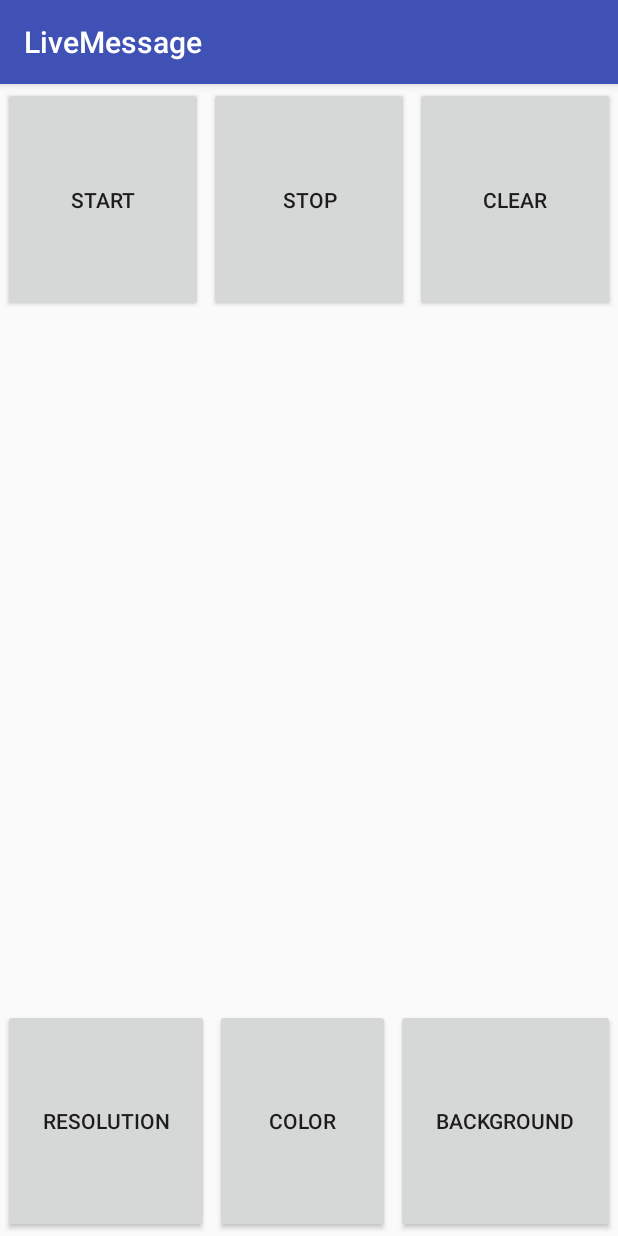
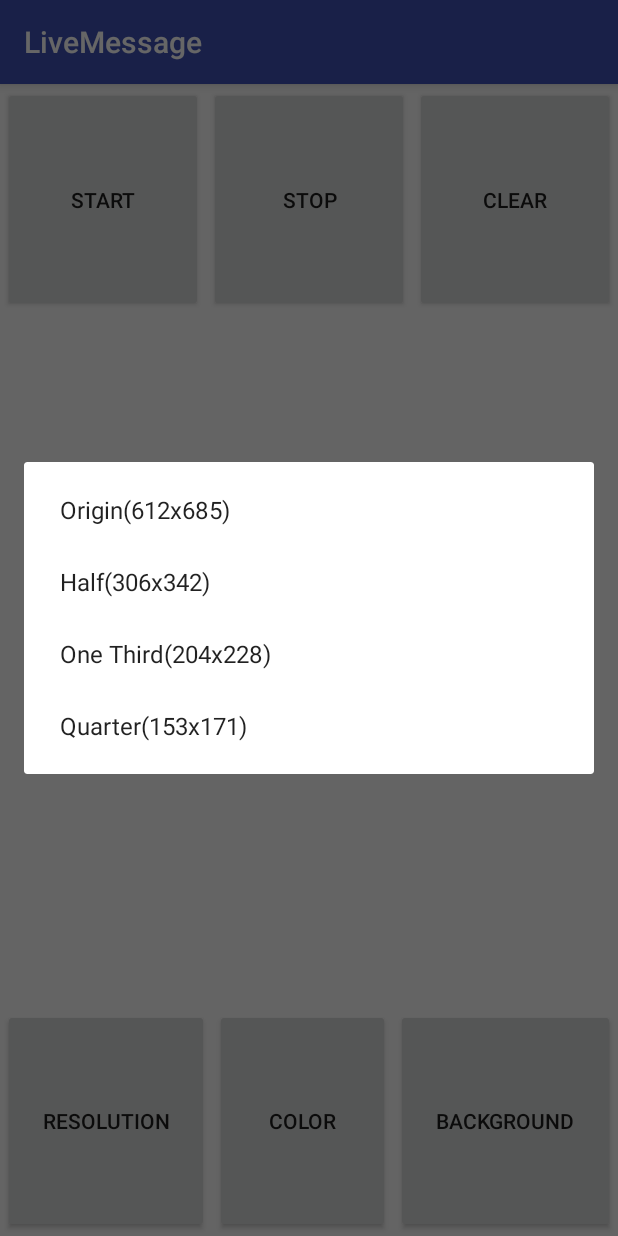
Before and after one commit to Kuanlin-Chen/LiveMessage, an Android app: the screen it shows after launch (MainActivity), after a tap on "RESOLUTION", on a phone screen of 412 x 824 dp. Run offline under Robolectric (Android 15) with nearby library versions, the phone set to English and light mode, and no system bars.

Commit message:
1) Add the function of button_resolution 2) Add getResolution() in PaintView 3) Add setRate() in Recorder

```diff
--- a/app/src/main/java/chen/kuanlin/livemessage/MainActivity.java
+++ b/app/src/main/java/chen/kuanlin/livemessage/MainActivity.java
@@ -12,7 +12,6 @@ import android.support.v7.app.AppCompatActivity;
 import android.os.Bundle;
 import android.util.Log;
 import android.view.View;
-import android.view.ViewGroup;
 import android.widget.Button;
 
 public class MainActivity extends AppCompatActivity {
@@ -24,6 +23,8 @@ public class MainActivity extends AppCompatActivity {
     private Recorder recorder;
     private Thread thread;
 
+    private int user_rate = 4;
+    private String[] rateList;
     private static boolean isRecording = false;
     private static final int MY_PERMISSIONS_REQUEST_READ_CONTACTS = 100;
     private boolean debugmode = true;
@@ -41,6 +42,8 @@ public class MainActivity extends AppCompatActivity {
         button_color = (Button)findViewById(R.id.button_color);
         button_background = (Button)findViewById(R.id.button_background);
 
+        //create an instance of Recorder
+        //recorder = new Recorder(getApplicationContext(), paintView);
         checkPermission();
 
         button_start.setOnClickListener(new View.OnClickListener() {
@@ -50,6 +53,7 @@ public class MainActivity extends AppCompatActivity {
                 if(!isRecording){
                     isRecording = true;
                     recorder = new Recorder(getApplicationContext(), paintView);
+                    recorder.setRate(user_rate);
                     thread = new Thread(recorder);
                     thread.start();
                 }else {
@@ -87,6 +91,29 @@ public class MainActivity extends AppCompatActivity {
             @Override
             public void onClick(View v) {
                 if(debugmode)Log.e(TAG, "button_resolution");
+                AlertDialog.Builder select_rate = new AlertDialog.Builder(MainActivity.this).
+                        setItems(rateList = paintView.getResolution(),
+                                new DialogInterface.OnClickListener() {
+                                    @Override
+                                    public void onClick(DialogInterface dialog, int which) {
+                                        switch (which){
+                                            case 0:
+                                                user_rate = 1;
+                                                break;
+                                            case 1:
+                                                user_rate = 2;
+                                                break;
+                                            case 2:
+                                                user_rate = 3;
+                                                break;
+                                            case 3:
+                                                user_rate = 4;
+                                                break;
+                                        }
+                                    }
+                                });
+                select_rate.show();
+                //recorder.setRate(user_rate);
             }
         });
 
--- a/app/src/main/java/chen/kuanlin/livemessage/PaintView.java
+++ b/app/src/main/java/chen/kuanlin/livemessage/PaintView.java
@@ -24,6 +24,8 @@ public class PaintView extends View{
     private float pre_y;
     private float mCurveEndX;
     private float mCurveEndY;
+    private int widthPixels;
+    private int heightPixels;
     private static boolean isFirstPenTouch = false;
     private static boolean isMoving = false;
 
@@ -34,7 +36,7 @@ public class PaintView extends View{
     private Rect mInvalidRect = new Rect();
 
     private String TAG = "[PaintView] ";
-    private boolean debugmode = false;
+    private boolean debugmode = true;
 
     public PaintView(Context context) {
         super(context);
@@ -51,6 +53,7 @@ public class PaintView extends View{
     @Override
     protected void onMeasure(int widthMeasureSpec, int heightMeasureSpec) {
         super.onMeasure(widthMeasureSpec, heightMeasureSpec);
+        if(debugmode)Log.e(TAG,"Width:"+String.valueOf(widthMeasureSpec)+" Height:"+String.valueOf(heightMeasureSpec));
     }
 
     protected void onLayout(boolean changed, int left, int top, int right, int bottom){
@@ -59,8 +62,10 @@ public class PaintView extends View{
 
     private void initPaintView() {
         paint = new Paint(Paint.DITHER_FLAG);
+        widthPixels = getMeasuredWidth();
+        heightPixels = getMeasuredHeight();
         bitmap = Bitmap.createBitmap(getMeasuredWidth(), getMeasuredHeight(), Bitmap.Config.ARGB_8888);
-        if(debugmode)Log.e(TAG,"Width:"+String.valueOf(getMeasuredWidth())+" Height:"+String.valueOf(getMeasuredHeight()));
+        if(debugmode)Log.e(TAG,"widthPixels:"+String.valueOf(widthPixels)+" heightPixels:"+String.valueOf(heightPixels));
         canvas = new Canvas();
         canvas.setBitmap(bitmap);
 
@@ -207,4 +212,14 @@ public class PaintView extends View{
         canvas.drawColor(0, PorterDuff.Mode.CLEAR);
         invalidate();
     }
+
+    public String[] getResolution(){
+        String[] resolutionList = new String[4];
+        resolutionList[0] = "Origin("+widthPixels+"x"+heightPixels+")";
+        resolutionList[1] = "Half("+(widthPixels/2)+"x"+(heightPixels/2)+")";
+        resolutionList[2] = "One Third("+(widthPixels/3)+"x"+(heightPixels/3)+")";
+        resolutionList[3] = "Quarter("+(widthPixels/4)+"x"+(heightPixels/4)+")";
+
+        return resolutionList;
+    }
 }
```
Also changed, not shown: app/src/main/java/chen/kuanlin/livemessage/Recorder.java (+11 -4 lines).
